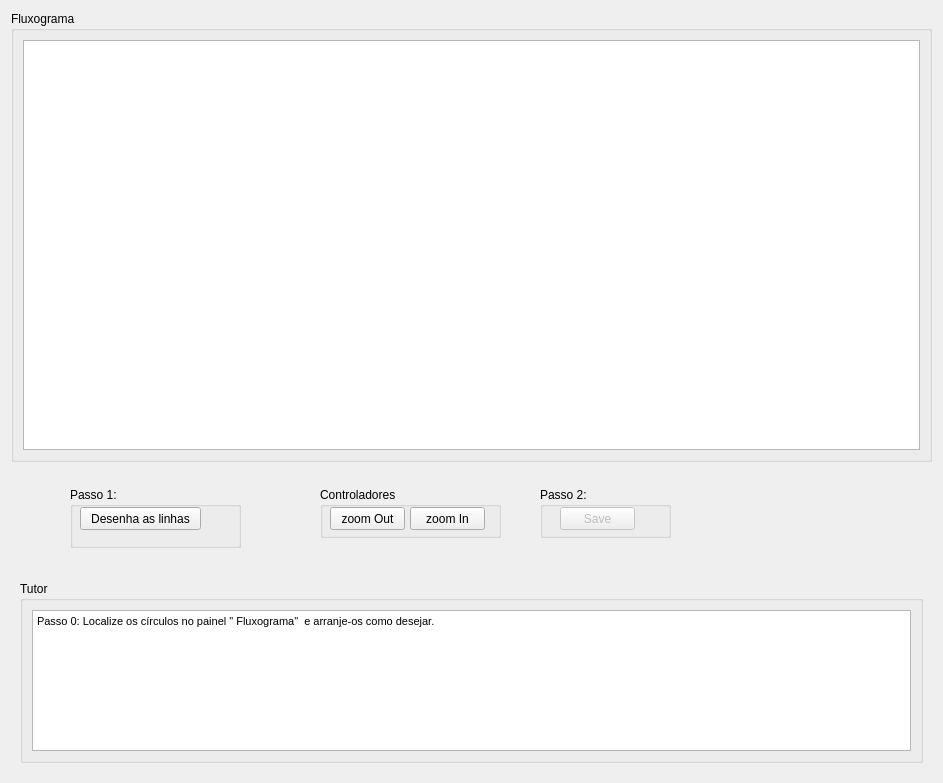
Above: figuramatriz.ui from EthoWatcher/ethowatcher before the change. Below: the same form after it.
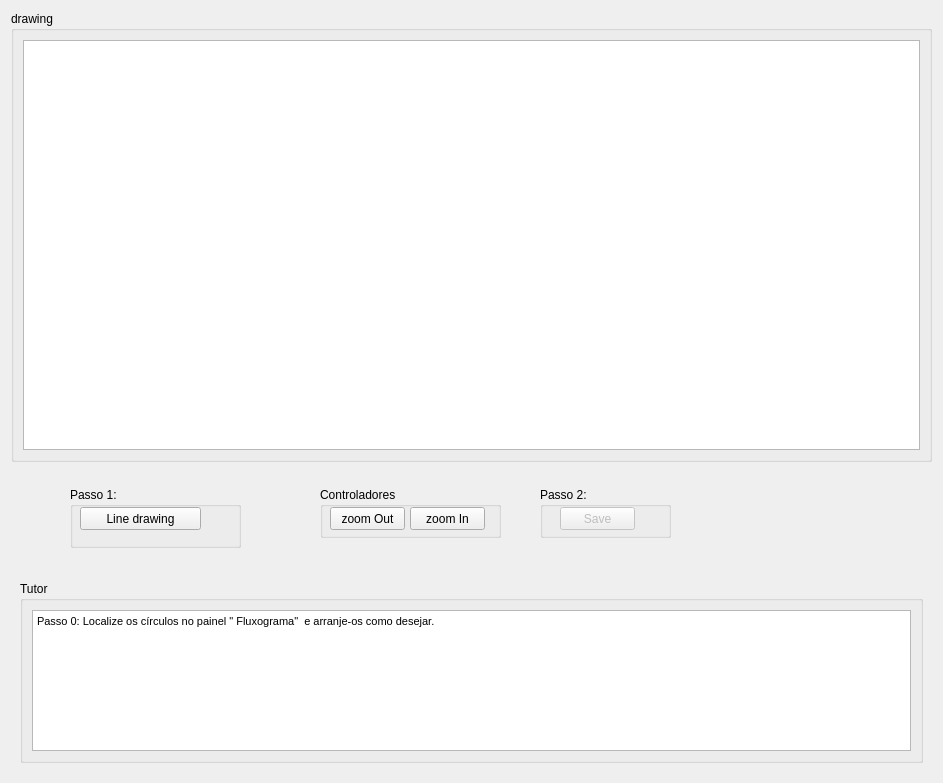
That is the form after the change.

What changed in the file:
```diff
--- a/figuramatriz.ui
+++ b/figuramatriz.ui
@@ -17,7 +17,7 @@
    <item>
     <widget class="QGroupBox" name="groupBox_5">
      <property name="title">
-      <string>Fluxograma</string>
+      <string>drawing</string>
      </property>
      <layout class="QVBoxLayout" name="verticalLayout_5">
       <item>
@@ -98,7 +98,7 @@
            </rect>
           </property>
           <property name="text">
-           <string>Desenha as linhas</string>
+           <string>Line drawing</string>
           </property>
          </widget>
         </widget>
```
